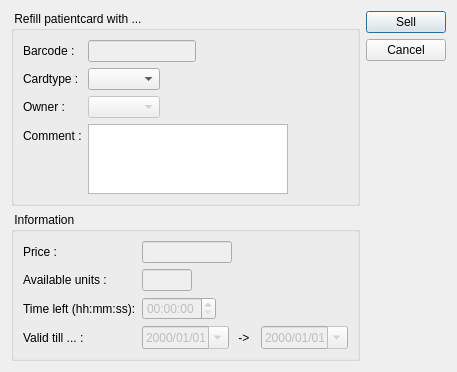
Qt form client/dlgpatientcardrefill.ui (tbikfalvi/Belenus) before a commit.
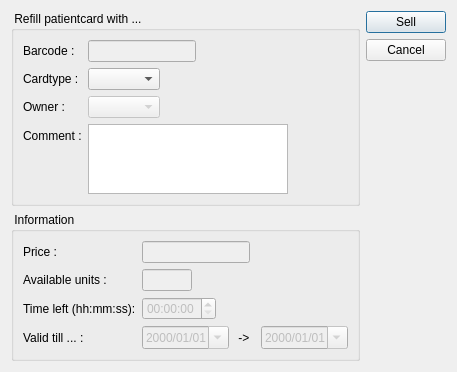
The same form after that commit.

The edit to the form file:
```diff
--- a/client/dlgpatientcardrefill.ui
+++ b/client/dlgpatientcardrefill.ui
@@ -148,7 +148,7 @@
             </property>
             <property name="maximumSize">
              <size>
-              <width>90</width>
+              <width>150</width>
               <height>16777215</height>
              </size>
             </property>
```
